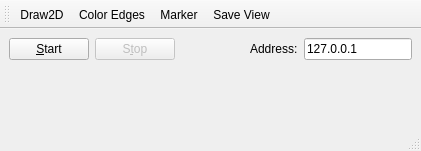
Before: the Qt Designer form acquisition/AcquisitionUI.ui in djgaspa/meshification, drawn with Qt 5.
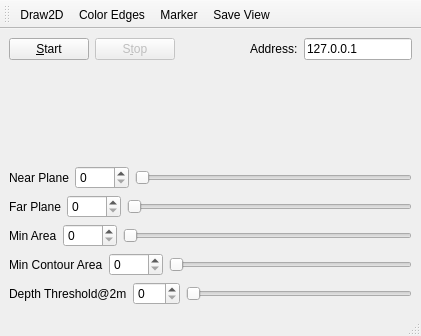
After: the same form once the commit is applied.

```diff
--- a/acquisition/AcquisitionUI.ui
+++ b/acquisition/AcquisitionUI.ui
@@ -7,7 +7,7 @@
     <x>0</x>
     <y>0</y>
     <width>421</width>
-    <height>151</height>
+    <height>336</height>
    </rect>
   </property>
   <property name="windowTitle">
@@ -112,6 +112,146 @@
       </item>
      </layout>
     </item>
+    <item>
+     <layout class="QHBoxLayout" name="horizontalLayout_3">
+      <item>
+       <widget class="QLabel" name="label">
+        <property name="text">
+         <string>Near Plane</string>
+        </property>
+       </widget>
+      </item>
+      <item>
+       <widget class="QSpinBox" name="sb_near_plane">
+        <property name="maximum">
+         <number>5000</number>
+        </property>
+       </widget>
+      </item>
+      <item>
+       <widget class="QSlider" name="horizontalSlider">
+        <property name="maximum">
+         <number>5000</number>
+        </property>
+        <property name="orientation">
+         <enum>Qt::Horizontal</enum>
+        </property>
+       </widget>
+      </item>
+     </layout>
+    </item>
+    <item>
+     <layout class="QHBoxLayout" name="horizontalLayout_4">
+      <item>
+       <widget class="QLabel" name="label_2">
+        <property name="text">
+         <string>Far Plane</string>
+        </property>
+       </widget>
+      </item>
+      <item>
+       <widget class="QSpinBox" name="sb_far_plane">
+        <property name="maximum">
+         <number>5000</number>
+        </property>
+       </widget>
+      </item>
+      <item>
+       <widget class="QSlider" name="horizontalSlider_2">
+        <property name="maximum">
+         <number>5000</number>
+        </property>
+        <property name="orientation">
+         <enum>Qt::Horizontal</enum>
+        </property>
+       </widget>
+      </item>
+     </layout>
+    </item>
+    <item>
+     <layout class="QHBoxLayout" name="horizontalLayout_7">
+      <item>
+       <widget class="QLabel" name="label_5">
+        <property name="text">
+         <string>Min Area</string>
+        </property>
+       </widget>
+      </item>
+      <item>
+       <widget class="QSpinBox" name="sb_min_area">
+        <property name="maximum">
+         <number>1000</number>
+        </property>
+       </widget>
+      </item>
+      <item>
+       <widget class="QSlider" name="horizontalSlider_5">
+        <property name="maximum">
+         <number>1000</number>
+        </property>
+        <property name="orientation">
+         <enum>Qt::Horizontal</enum>
+        </property>
+       </widget>
+      </item>
+     </layout>
+    </item>
+    <item>
+     <layout class="QHBoxLayout" name="horizontalLayout_5">
+      <item>
+       <widget class="QLabel" name="label_3">
+        <property name="text">
+         <string>Min Contour Area</string>
+        </property>
+       </widget>
+      </item>
+      <item>
+       <widget class="QSpinBox" name="sb_min_contour_area">
+        <property name="maximum">
+         <number>1000</number>
+        </property>
+       </widget>
+      </item>
+      <item>
+       <widget class="QSlider" name="horizontalSlider_3">
+        <property name="maximum">
+         <number>1000</number>
+        </property>
+        <property name="orientation">
+         <enum>Qt::Horizontal</enum>
+        </property>
+       </widget>
+      </item>
+     </layout>
+    </item>
+    <item>
+     <layout class="QHBoxLayout" name="horizontalLayout_6">
+      <item>
+       <widget class="QLabel" name="label_4">
+        <property name="text">
+         <string>Depth Threshold@2m</string>
+        </property>
+       </widget>
+      </item>
+      <item>
+       <widget class="QSpinBox" name="sb_depth_threshold">
+        <property name="maximum">
+         <number>200</number>
+        </property>
+       </widget>
+      </item>
+      <item>
+       <widget class="QSlider" name="horizontalSlider_4">
+        <property name="maximum">
+         <number>200</number>
+        </property>
+        <property name="orientation">
+         <enum>Qt::Horizontal</enum>
+        </property>
+       </widget>
+      </item>
+     </layout>
+    </item>
    </layout>
   </widget>
   <widget class="QMenuBar" name="menubar">
```
Left out of the diff: 163 changed lines with no effect on the pictures.
